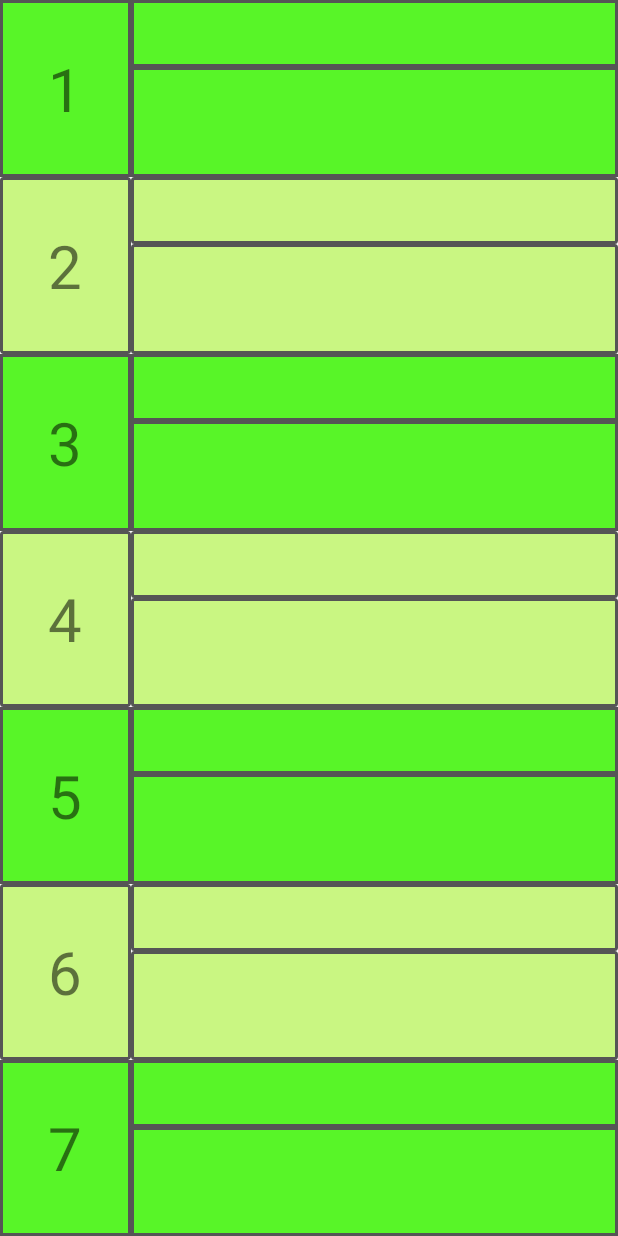
After one commit to Amecaba/unarrangedRepository001, an Android app: the layout fragment_list.xml on its own in the app's theme, with its tools: preview values and no code run, on a phone screen of 412 x 824 dp. The commit adds this screen. Run offline under Robolectric (Android 15) with nearby library versions, the phone set to English and light mode, and no system bars.

Commit message:
20160121 Yotar Ishizaki BuildFirstVersion

```diff
--- a/TestCalculater1/app/build.gradle
+++ b/TestCalculater1/app/build.gradle
@@ -22,4 +22,5 @@ android {
 dependencies {
     compile fileTree(dir: 'libs', include: ['*.jar'])
     compile 'com.android.support:appcompat-v7:22.2.1'
+    compile 'com.android.support:support-v4:22.2.1'
 }
--- a/TestCalculater1/app/src/main/java/com/example/yotaro/testcalculater1/MethodClear.java
+++ b/TestCalculater1/app/src/main/java/com/example/yotaro/testcalculater1/MethodClear.java
@@ -40,6 +40,8 @@ public class MethodClear {
                     SharedPreferences.Editor myPrefMethodEditor=method.edit();
                     myPrefCompleteFlag=v.getContext().getSharedPreferences("myPrefCompleteFlag",Context.MODE_PRIVATE);
                     SharedPreferences.Editor myPrefCompleteFlagEditor=myPrefCompleteFlag.edit();
+                    SharedPreferences myPrefMemory=v.getContext().getSharedPreferences("memory",Context.MODE_PRIVATE);
+                    SharedPreferences.Editor myPrefMemoryEditor=myPrefMemory.edit();
 
                     firstIntEditor.remove("firstFloat");
                     firstIntEditor.commit();
@@ -49,6 +51,8 @@ public class MethodClear {
                     myPrefCompleteFlagEditor.commit();
 
                     //ここにプラスしてメモリの削除も記載
+                    myPrefMemoryEditor.remove("memory");
+                    myPrefMemoryEditor.commit();
                 }
                 else if(i==1){
                     TextView methodTextView=(TextView)v.getRootView().findViewById(R.id.methodview);
--- a/TestCalculater1/app/src/main/java/com/example/yotaro/testcalculater1/MethodRun.java
+++ b/TestCalculater1/app/src/main/java/com/example/yotaro/testcalculater1/MethodRun.java
@@ -76,6 +76,8 @@ public class MethodRun {
             applyFLoatString=applyFloatStringBC;
         }
 
+        MethodAddList methodAddList=new MethodAddList(v,firstFloat,secondFloat,applyFloat,method);
+
         mainTextView.setText(applyFLoatString);
     }
 
--- /dev/null
+++ b/TestCalculater1/app/src/main/res/drawable/solidline.xml
@@ -0,0 +1,12 @@
+<?xml version="1.0" encoding="utf-8"?>
+<shape
+    xmlns:android="http://schemas.android.com/apk/res/android"
+    android:shape="rectangle"
+    >
+    <stroke
+        android:width="3px"
+        android:color="#555555"/>
+
+    <solid
+        android:color="#58f528"/>
+    </shape>
--- /dev/null
+++ b/TestCalculater1/app/src/main/res/drawable/solidline2nd.xml
@@ -0,0 +1,14 @@
+<?xml version="1.0" encoding="utf-8"?>
+<shape
+    xmlns:android="http://schemas.android.com/apk/res/android"
+    android:shape="rectangle"
+    >
+    <stroke
+        android:width="3px"
+        android:color="#555555"/>
+
+    <solid
+        android:color="#c9f682"/>
+
+    <corners android:radius="2px" />
+    </shape>
--- /dev/null
+++ b/TestCalculater1/app/src/main/res/layout/fragment_list.xml
@@ -0,0 +1,307 @@
+<FrameLayout xmlns:android="http://schemas.android.com/apk/res/android"
+    xmlns:tools="http://schemas.android.com/tools"
+    android:layout_width="match_parent"
+    android:layout_height="match_parent"
+    tools:context="com.example.yotaro.testcalculater1.ListFragment">
+
+    <GridLayout
+        android:layout_width="match_parent"
+        android:layout_height="match_parent"
+        android:columnCount="2"
+        android:rowCount="16"
+        android:layout_gravity="center_horizontal|top">
+
+        <TextView
+        android:layout_column="0"
+        android:layout_row="0"
+        android:layout_columnWeight="1"
+        android:layout_rowWeight="2"
+        android:layout_rowSpan="2"
+        android:clickable="true"
+        android:textSize="40dp"
+        android:text="1"
+        android:id="@+id/number1"
+        android:gravity="center"
+            android:layout_gravity="fill"
+            android:background="@drawable/solidline"/>
+
+        <TextView
+            android:layout_column="1"
+            android:layout_row="0"
+            android:layout_columnWeight="5"
+            android:layout_rowWeight="0.7"
+            android:textSize="20dp"
+            android:id="@+id/calculationformula1"
+            android:gravity="right"
+            android:background="@drawable/solidline"
+            android:layout_gravity="left|fill"
+            />
+
+        <TextView
+            android:layout_column="1"
+            android:layout_row="1"
+            android:layout_columnWeight="5"
+            android:layout_rowWeight="1.3"
+            android:textSize="30dp"
+            android:id="@+id/calculationresult1"
+            android:background="@drawable/solidline"
+            android:layout_gravity="left|fill"
+            android:gravity="right"
+            />
+
+        <TextView
+            android:layout_column="0"
+            android:layout_row="2"
+            android:layout_columnWeight="1"
+            android:layout_rowWeight="2"
+            android:layout_rowSpan="2"
+            android:clickable="true"
+            android:textSize="40dp"
+            android:text="2"
+            android:id="@+id/number2"
+            android:background="@drawable/solidline2nd"
+            android:layout_gravity="fill"
+            android:gravity="center" />
+
+        <TextView
+            android:layout_column="1"
+            android:layout_row="2"
+            android:layout_columnWeight="5"
+            android:layout_rowWeight="0.7"
+            android:textSize="20dp"
+            android:id="@+id/calculationformula2"
+            android:background="@drawable/solidline2nd"
+            android:layout_gravity="fill"
+            android:gravity="right" />
+
+        <TextView
+            android:layout_column="1"
+            android:layout_row="3"
+            android:layout_columnWeight="5"
+            android:layout_rowWeight="1.3"
+            android:textSize="30dp"
+            android:id="@+id/calculationresult2"
+            android:background="@drawable/solidline2nd"
+            android:layout_gravity="fill"
+            android:gravity="right" />
+
+        <TextView
+            android:layout_column="0"
+            android:layout_row="4"
+            android:layout_columnWeight="1"
+            android:layout_rowWeight="2"
+            android:layout_rowSpan="2"
+            android:clickable="true"
+            android:textSize="40dp"
+            android:text="3"
+            android:id="@+id/number3"
+            android:background="@drawable/solidline"
+            android:layout_gravity="fill"
+            android:gravity="center" />
+
+        <TextView
+            android:layout_column="1"
+            android:layout_row="4"
+            android:layout_columnWeight="5"
+            android:layout_rowWeight="0.7"
+            android:textSize="20dp"
+            android:id="@+id/calculationformula3"
+            android:background="@drawable/solidline"
+            android:layout_gravity="fill"
+            android:gravity="right" />
+
+        <TextView
+            android:layout_column="1"
+            android:layout_row="5"
+            android:layout_columnWeight="5"
+            android:layout_rowWeight="1.3"
+            android:textSize="30dp"
+            android:id="@+id/calculationresult3"
+            android:background="@drawable/solidline"
+            android:layout_gravity="fill"
+            android:gravity="right" />
+
+        <TextView
+            android:layout_column="0"
+            android:layout_row="6"
+            android:layout_columnWeight="1"
+            android:layout_rowWeight="2"
+            android:layout_rowSpan="2"
+            android:clickable="true"
+            android:textSize="40dp"
+            android:text="4"
+            android:id="@+id/number4"
+            android:background="@drawable/solidline2nd"
+            android:layout_gravity="fill"
+            android:gravity="center" />
+
+        <TextView
+            android:layout_column="1"
+            android:layout_row="6"
+            android:layout_columnWeight="5"
+            android:layout_rowWeight="0.7"
+            android:textSize="20dp"
+            android:id="@+id/calculationformula4"
+            android:background="@drawable/solidline2nd"
+            android:layout_gravity="fill"
+            android:gravity="right" />
+
+        <TextView
+            android:layout_column="1"
+            android:layout_row="7"
+            android:layout_columnWeight="5"
+            android:layout_rowWeight="1.3"
+            android:textSize="30dp"
+            android:id="@+id/calculationresult4"
+            android:background="@drawable/solidline2nd"
+            android:layout_gravity="fill"
+            android:gravity="right" />
+
+        <TextView
+            android:layout_column="0"
+            android:layout_row="8"
+            android:layout_columnWeight="1"
+            android:layout_rowWeight="2"
+            android:layout_rowSpan="2"
+            android:clickable="true"
+            android:textSize="40dp"
+            android:text="5"
+            android:id="@+id/number5"
+            android:background="@drawable/solidline"
+            android:layout_gravity="fill"
+            android:gravity="center" />
+
+        <TextView
+            android:layout_column="1"
+            android:layout_row="8"
+            android:layout_columnWeight="5"
+            android:layout_rowWeight="0.7"
+            android:textSize="20dp"
+            android:id="@+id/calculationformula5"
+            android:background="@drawable/solidline"
+            android:layout_gravity="fill"
+            android:gravity="right" />
+
+        <TextView
+            android:layout_column="1"
+            android:layout_row="9"
+            android:layout_columnWeight="5"
+            android:layout_rowWeight="1.3"
+            android:textSize="30dp"
+            android:id="@+id/calculationresult5"
+            android:background="@drawable/solidline"
+            android:layout_gravity="fill"
+            android:gravity="right" />
+
+        <TextView
+            android:layout_column="0"
+            android:layout_row="10"
+            android:layout_columnWeight="1"
+            android:layout_rowWeight="2"
+            android:layout_rowSpan="2"
+            android:clickable="true"
+            android:textSize="40dp"
+            android:text="6"
+            android:id="@+id/number6"
+            android:background="@drawable/solidline2nd"
+            android:layout_gravity="fill"
+            android:gravity="center" />
+
+        <TextView
+            android:layout_column="1"
+            android:layout_row="10"
+            android:layout_columnWeight="5"
+            android:layout_rowWeight="0.7"
+            android:textSize="20dp"
+            android:id="@+id/calculationformula6"
+            android:background="@drawable/solidline2nd"
+            android:layout_gravity="fill"
+            android:gravity="right" />
+
+        <TextView
+            android:layout_column="1"
+            android:layout_row="11"
+            android:layout_columnWeight="5"
+            android:layout_rowWeight="1.3"
+            android:textSize="30dp"
+            android:id="@+id/calculationresult6"
+            android:background="@drawable/solidline2nd"
+            android:layout_gravity="fill"
+            android:gravity="right" />
+
+        <TextView
+            android:layout_column="0"
+            android:layout_row="12"
+            android:layout_columnWeight="1"
+            android:layout_rowWeight="2"
+            android:layout_rowSpan="2"
+            android:clickable="true"
+            android:textSize="40dp"
+            android:text="7"
+            android:id="@+id/number7"
+            android:background="@drawable/solidline"
+            android:layout_gravity="fill"
+            android:gravity="center" />
+
+        <TextView
+            android:layout_column="1"
+            android:layout_row="12"
+            android:layout_columnWeight="5"
+            android:layout_rowWeight="0.7"
+            android:textSize="20dp"
+            android:id="@+id/calculationformula7"
+            android:background="@drawable/solidline"
+            android:layout_gravity="fill"
+            android:gravity="right" />
+
+        <TextView
+            android:layout_column="1"
+            android:layout_row="13"
+            android:layout_columnWeight="5"
+            android:layout_rowWeight="1.3"
+            android:textSize="30dp"
+            android:id="@+id/calculationresult7"
+            android:background="@drawable/solidline"
+            android:layout_gravity="fill"
+            android:gravity="right" />
+
+        <!--<TextView-->
+            <!--android:layout_column="0"-->
+            <!--android:layout_row="14"-->
+            <!--android:layout_columnWeight="1"-->
+            <!--android:layout_rowWeight="2"-->
+            <!--android:layout_rowSpan="2"-->
+            <!--android:clickable="true"-->
+            <!--android:textSize="40dp"-->
+            <!--android:text="8"-->
+            <!--android:id="@+id/number8"-->
+            <!--android:background="@drawable/solidline2nd"-->
+            <!--android:layout_gravity="fill"-->
+            <!--android:gravity="center" />-->
+
+        <!--<TextView-->
+            <!--android:layout_column="1"-->
+            <!--android:layout_row="14"-->
+            <!--android:layout_columnWeight="5"-->
+            <!--android:layout_rowWeight="0.7"-->
+            <!--android:textSize="20dp"-->
+            <!--android:id="@+id/calculationformula8"-->
+            <!--android:background="@drawable/solidline2nd"-->
+            <!--android:layout_gravity="fill"-->
+            <!--android:gravity="center" />-->
+
+        <!--<TextView-->
+            <!--android:layout_column="1"-->
+            <!--android:layout_row="15"-->
+            <!--android:layout_columnWeight="5"-->
+            <!--android:layout_rowWeight="1.3"-->
+            <!--android:textSize="30dp"-->
+            <!--android:id="@+id/calculationresult8"-->
+            <!--android:background="@drawable/solidline2nd"-->
+            <!--android:layout_gravity="fill"-->
+            <!--android:gravity="center" />-->
+
+
+    </GridLayout>
+
+</FrameLayout>
--- a/TestCalculater1/app/src/main/res/values/strings.xml
+++ b/TestCalculater1/app/src/main/res/values/strings.xml
@@ -14,6 +14,6 @@
 
     <string name="resultlist_title">RESULT LIST</string>
 
-<!-- TODO: Remove or change this placeholder text -->
+    <!-- TODO: Remove or change this placeholder text -->
     <string name="hello_blank_fragment">Hello blank fragment</string>
 </resources>
```
Also changed, not shown: TestCalculater1/app/src/main/java/com/example/yotaro/testcalculater1/ListFragment.java (added, +123 -0 lines), TestCalculater1/app/src/main/java/com/example/yotaro/testcalculater1/MainActivity.java (+13 -4 lines), TestCalculater1/app/src/main/java/com/example/yotaro/testcalculater1/MainFragment.java (+28 -0 lines), TestCalculater1/app/src/main/java/com/example/yotaro/testcalculater1/MethodAddList.java (added, +77 -0 lines), TestCalculater1/app/src/main/java/com/example/yotaro/testcalculater1/OnClickListenerEqual.java (+12 -0 lines), TestCalculater1/app/src/main/java/com/example/yotaro/testcalculater1/OnClickListenerMseries.java (added, +61 -0 lines), TestCalculater1/app/src/main/java/com/example/yotaro/testcalculater1/OnClickListenerOthers.java (added, +60 -0 lines), TestCalculater1/app/src/main/res/layout/fragment_main2.xml (+13 -2 lines).
